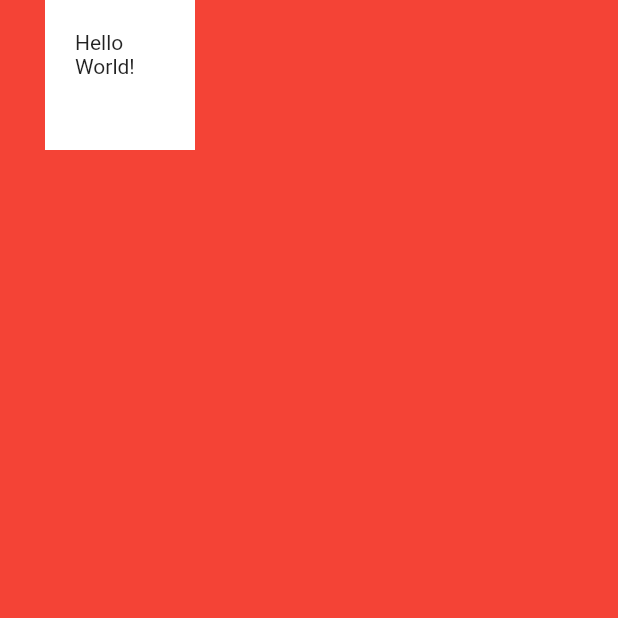
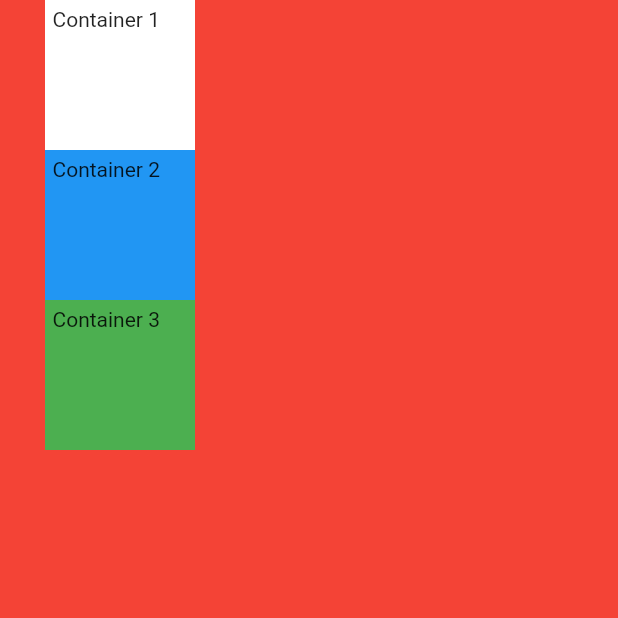
Before and after one commit to ami9901/mi_card_flutter, a Flutter app: the screen it shows after launch, on a phone screen of 412 x 824 dp, the top half of it. Run offline on Flutter 3.47's test engine with Material 2 defaults, Android fonts, the phone set to English and light mode, and no system bars.

Commit message:
creating a column widget

```diff
--- a/lib/main.dart
+++ b/lib/main.dart
@@ -12,15 +12,37 @@ class MyApp extends StatelessWidget {
         backgroundColor: Colors.red,
         //Safe area takes up the space which is visible , ignoring the phone notch, etc
         body: SafeArea(
-          child: Container(
+          child: Column(
+            children: <Widget>[
+              Container(
                   //Container with no children try to be as big as possible
                   width: 100.0,
                   height: 100.0,
                   color: Colors.white,
                   margin: EdgeInsets.only(left: 30.0),
-              padding: EdgeInsets.all(20.0),
+                  padding: EdgeInsets.all(5.0),
                   //Containers with children, size themselves to their children
-              child: Text("Hello World!")),
+                  child: Text("Container 1")),
+              Container(
+                  //Container with no children try to be as big as possible
+                  width: 100.0,
+                  height: 100.0,
+                  color: Colors.blue,
+                  margin: EdgeInsets.only(left: 30.0),
+                  padding: EdgeInsets.all(5.0),
+                  //Containers with children, size themselves to their children
+                  child: Text("Container 2")),
+              Container(
+                  //Container with no children try to be as big as possible
+                  width: 100.0,
+                  height: 100.0,
+                  color: Colors.green,
+                  margin: EdgeInsets.only(left: 30.0),
+                  padding: EdgeInsets.all(5.0),
+                  //Containers with children, size themselves to their children
+                  child: Text("Container 3"))
+            ],
+          ),
         ),
       ),
     );
```
Lines whose indentation alone changed are shown as unchanged.
